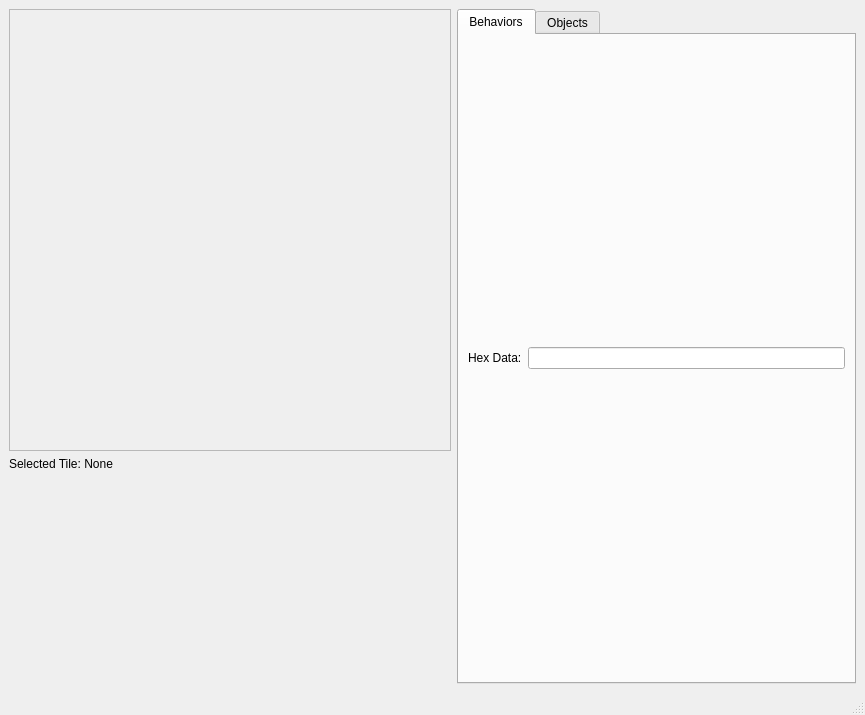
The window that tileseteditorwindow.ui (ExplosBlue/CoinKiller) describes before a commit, drawn with Qt 5.
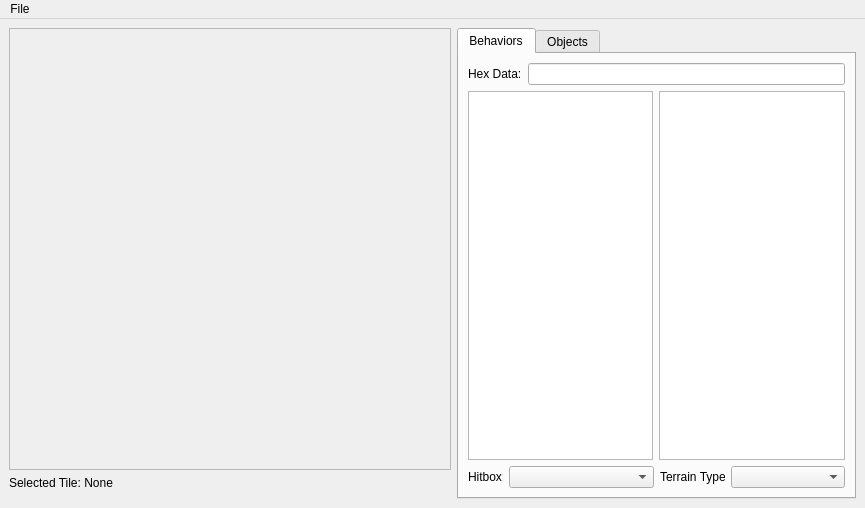
The same window after the commit.

Commit message: Export Tileset Image plus some UI progress

The edit to the form file:
```diff
--- a/tileseteditorwindow.ui
+++ b/tileseteditorwindow.ui
@@ -7,7 +7,7 @@
     <x>0</x>
     <y>0</y>
     <width>865</width>
-    <height>715</height>
+    <height>508</height>
    </rect>
   </property>
   <property name="windowTitle">
@@ -107,6 +107,72 @@
           </item>
          </layout>
         </item>
+        <item>
+         <layout class="QHBoxLayout" name="horizontalLayout_5">
+          <item>
+           <widget class="QListView" name="listView"/>
+          </item>
+          <item>
+           <widget class="QListView" name="listView_2"/>
+          </item>
+         </layout>
+        </item>
+        <item>
+         <layout class="QHBoxLayout" name="horizontalLayout_6">
+          <item>
+           <layout class="QHBoxLayout" name="horizontalLayout_4">
+            <item>
+             <widget class="QLabel" name="label_3">
+              <property name="minimumSize">
+               <size>
+                <width>35</width>
+                <height>0</height>
+               </size>
+              </property>
+              <property name="maximumSize">
+               <size>
+                <width>35</width>
+                <height>16777215</height>
+               </size>
+              </property>
+              <property name="text">
+               <string>Hitbox:</string>
+              </property>
+             </widget>
+            </item>
+            <item>
+             <widget class="QComboBox" name="comboBox_2"/>
+            </item>
+           </layout>
+          </item>
+          <item>
+           <layout class="QHBoxLayout" name="horizontalLayout_3">
+            <item>
+             <widget class="QLabel" name="label_2">
+              <property name="minimumSize">
+               <size>
+                <width>65</width>
+                <height>0</height>
+               </size>
+              </property>
+              <property name="maximumSize">
+               <size>
+                <width>65</width>
+                <height>16777215</height>
+               </size>
+              </property>
+              <property name="text">
+               <string>Terrain Type:</string>
+              </property>
+             </widget>
+            </item>
+            <item>
+             <widget class="QComboBox" name="comboBox"/>
+            </item>
+           </layout>
+          </item>
+         </layout>
+        </item>
        </layout>
       </widget>
       <widget class="QWidget" name="objectsTab">
@@ -127,8 +193,22 @@
      <height>21</height>
     </rect>
    </property>
+   <widget class="QMenu" name="menuFile">
+    <property name="title">
+     <string>File</string>
+    </property>
+    <addaction name="actionExportImage"/>
+   </widget>
+   <addaction name="menuFile"/>
   </widget>
-  <widget class="QStatusBar" name="statusbar"/>
+  <action name="actionExportImage">
+   <property name="text">
+    <string>Export Image...</string>
+   </property>
+   <property name="shortcut">
+    <string>Ctrl+E</string>
+   </property>
+  </action>
  </widget>
  <resources/>
  <connections/>
```
The commit also changes 2 other files.
